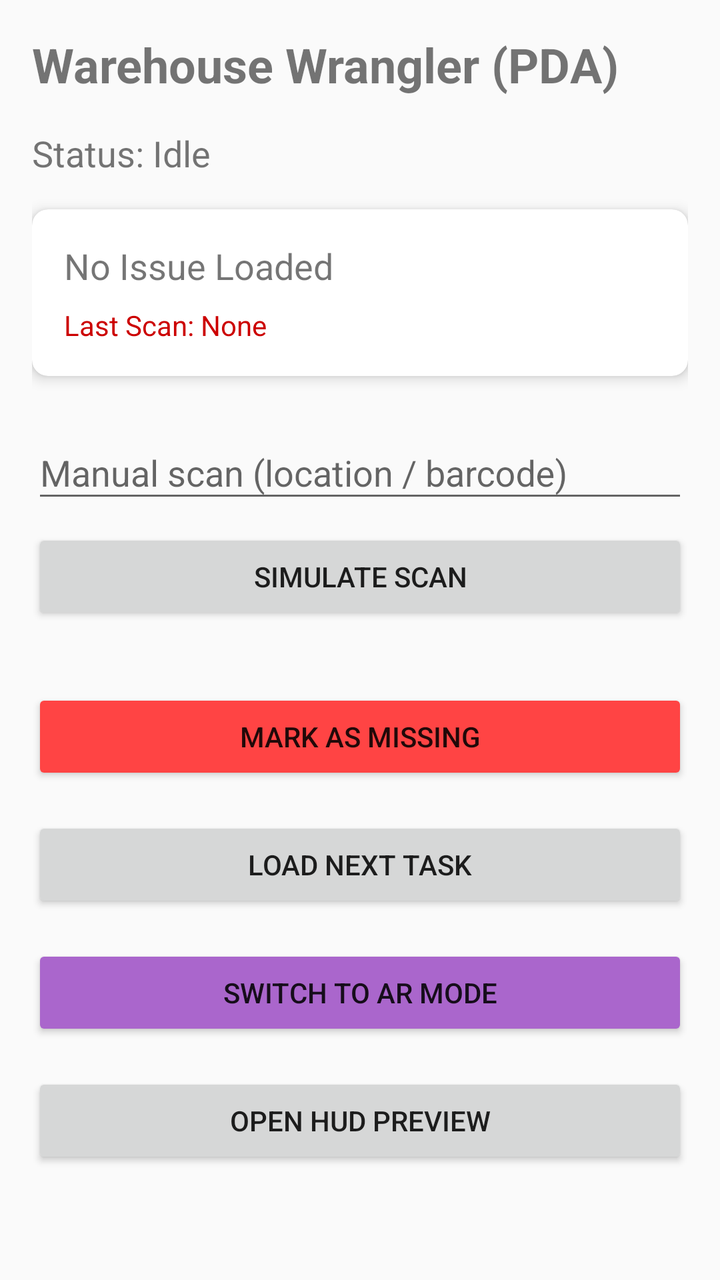
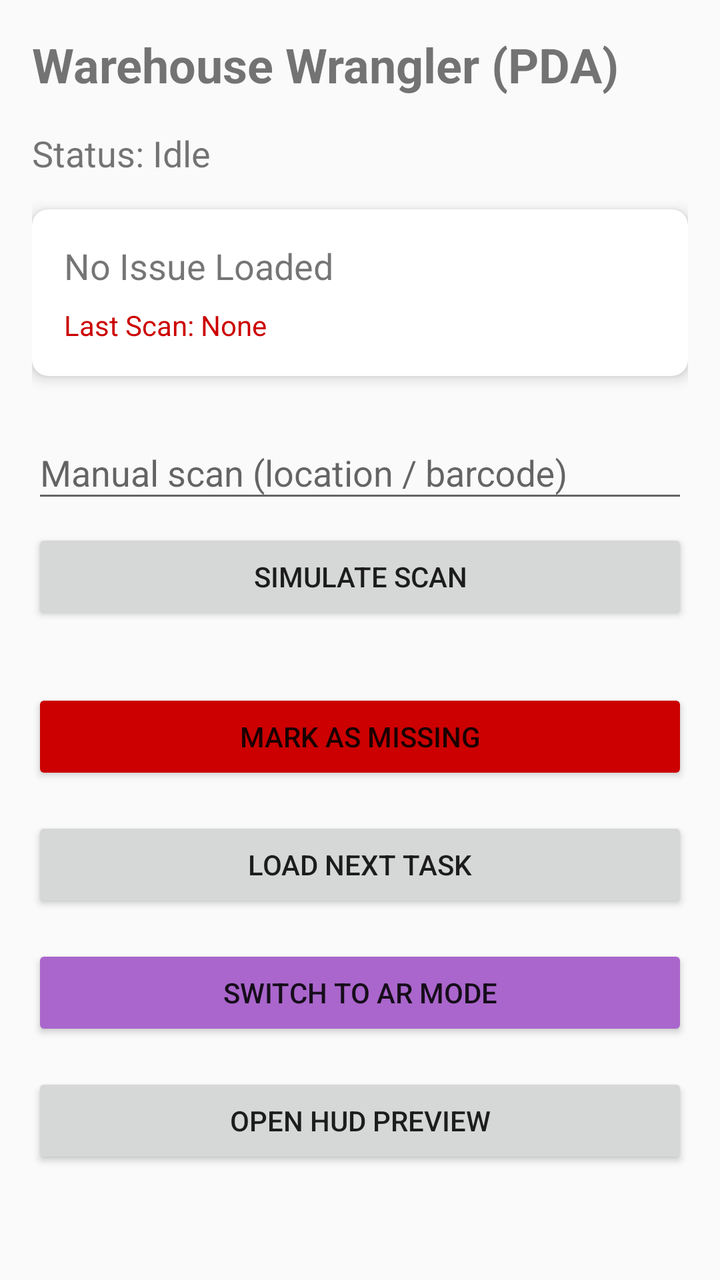

Before-and-after screenshots of an Android layout around one commit, followed by the original layout XML and the change that was made.
<!-- AndroidManifest.xml: application theme Theme.AppCompat.Light.NoActionBar -->
<!-- res/layout/activity_main.xml -->
<?xml version="1.0" encoding="utf-8"?>
<LinearLayout xmlns:android="http://schemas.android.com/apk/res/android"
    xmlns:app="http://schemas.android.com/apk/res-auto"
    android:layout_width="match_parent"
    android:layout_height="match_parent"
    android:orientation="vertical"
    android:padding="16dp">

    <TextView
        android:layout_width="wrap_content"
        android:layout_height="wrap_content"
        android:text="Warehouse Wrangler (PDA)"
        android:textSize="24sp"
        android:textStyle="bold" />

    <TextView
        android:id="@+id/tv_status_main"
        android:layout_width="wrap_content"
        android:layout_height="wrap_content"
        android:layout_marginTop="16dp"
        android:text="Status: Idle"
        android:textSize="18sp" />

    <androidx.cardview.widget.CardView
        android:layout_width="match_parent"
        android:layout_height="wrap_content"
        android:layout_marginTop="16dp"
        app:cardElevation="4dp"
        app:cardCornerRadius="8dp">

        <LinearLayout
            android:layout_width="match_parent"
            android:layout_height="wrap_content"
            android:orientation="vertical"
            android:padding="16dp">

            <TextView
                android:id="@+id/tv_issue_info"
                android:layout_width="wrap_content"
                android:layout_height="wrap_content"
                android:text="No Issue Loaded"
                android:textSize="18sp" />

             <TextView
                android:id="@+id/tv_scanned_sku"
                android:layout_width="wrap_content"
                android:layout_height="wrap_content"
                android:layout_marginTop="8dp"
                android:text="Last Scan: None"
                android:textColor="@android:color/holo_red_dark" />
        </LinearLayout>
    </androidx.cardview.widget.CardView>

    <com.google.android.material.textfield.TextInputLayout
        android:layout_width="match_parent"
        android:layout_height="wrap_content"
        android:layout_marginTop="16dp"
        android:hint="Manual scan (location / barcode)">

        <com.google.android.material.textfield.TextInputEditText
            android:id="@+id/et_manual_scan"
            android:layout_width="match_parent"
            android:layout_height="wrap_content"
            android:inputType="text"
            android:imeOptions="actionDone" />

    </com.google.android.material.textfield.TextInputLayout>

    <Button
        android:id="@+id/btn_manual_scan"
        android:layout_width="match_parent"
        android:layout_height="wrap_content"
        android:layout_marginTop="8dp"
        android:text="Simulate Scan" />

    <Button
        android:id="@+id/btn_missing"
        android:layout_width="match_parent"
        android:layout_height="wrap_content"
        android:layout_marginTop="32dp"
        android:text="Mark as MISSING"
        android:backgroundTint="@android:color/holo_red_light" />

    <Button
        android:id="@+id/btn_next"
        android:layout_width="match_parent"
        android:layout_height="wrap_content"
        android:layout_marginTop="16dp"
        android:text="Load Next Task" />

    <Button
        android:id="@+id/btn_ar_mode"
        android:layout_width="match_parent"
        android:layout_height="wrap_content"
        android:layout_marginTop="16dp"
        android:text="Switch to AR Mode"
        android:backgroundTint="@android:color/holo_purple" />

    <Button
        android:id="@+id/btn_hud_preview"
        android:layout_width="match_parent"
        android:layout_height="wrap_content"
        android:layout_marginTop="16dp"
        android:text="Open HUD Preview" />

</LinearLayout>
<!-- resources referenced by this layout -->
<resources>

</resources>

<!-- the commit's change to res/layout/activity_main.xml (unified diff, before → after) -->
@@ -79,7 +79,7 @@
         android:layout_height="wrap_content"
         android:layout_marginTop="32dp"
         android:text="Mark as MISSING"
-        android:backgroundTint="@android:color/holo_red_light" />
+        android:backgroundTint="@android:color/holo_red_dark" />
 
     <Button
         android:id="@+id/btn_next"
